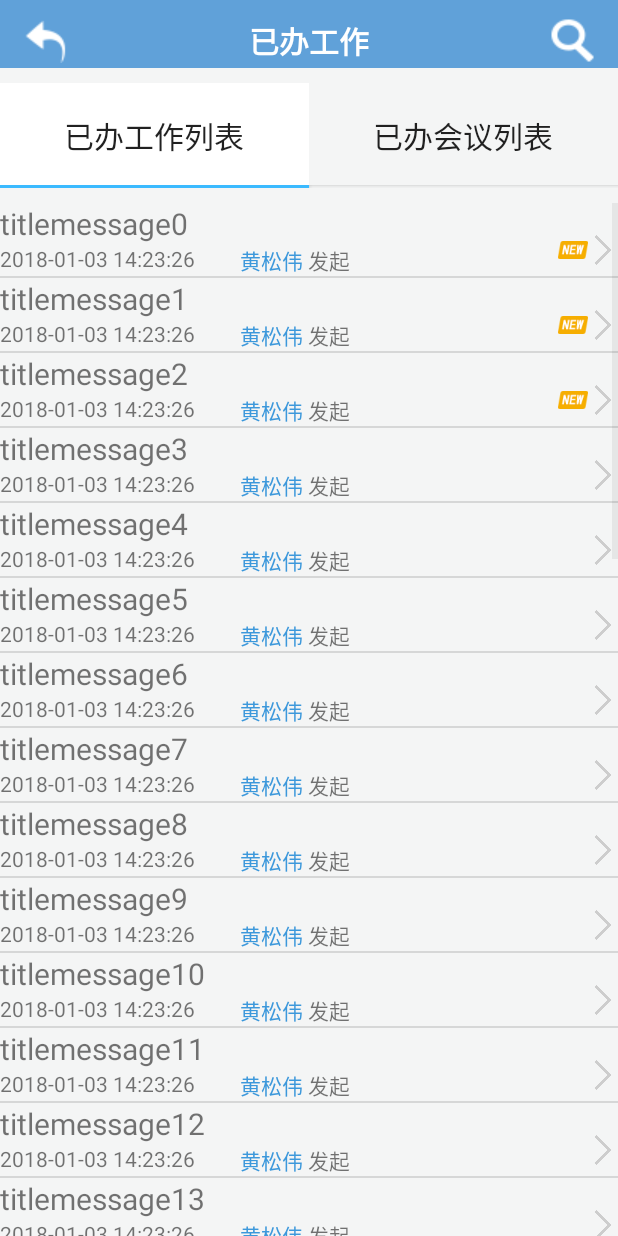
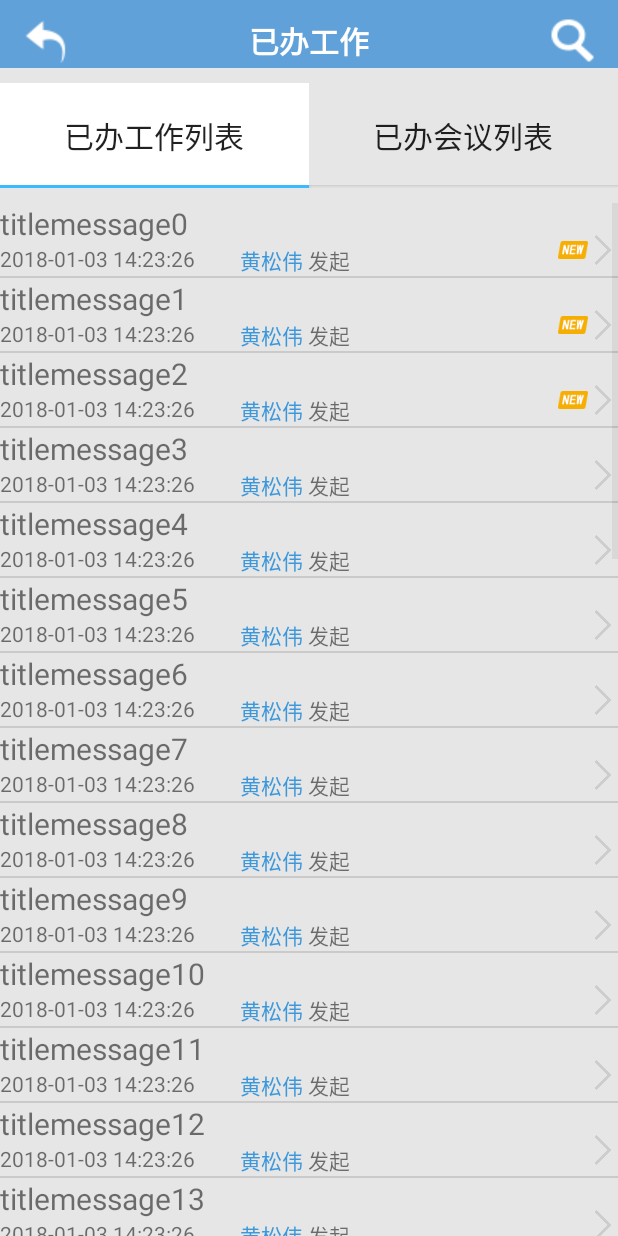
Before and after one commit to huangsongweiGitHub/SHAMCApp, an Android app: the MainAlreadyActivity screen opened directly, with no data from a screen before it, on a phone screen of 412 x 824 dp. Run offline under Robolectric (Android 15) with nearby library versions, the phone set to English and light mode, and no system bars.

Commit message:
调整跳转的控制和app的整个背景

```diff
--- a/app/build.gradle
+++ b/app/build.gradle
@@ -34,4 +34,5 @@ dependencies {
     compile 'com.squareup.okhttp3:okhttp:3.10.0'
     compile 'com.github.franmontiel:PersistentCookieJar:v1.0.1'
     compile files('libs/gson-2.3.1.jar')
+    compile 'com.google.android.gms:play-services-appindexing:8.4.0'
 }
--- a/app/src/main/AndroidManifest.xml
+++ b/app/src/main/AndroidManifest.xml
@@ -27,7 +27,11 @@
 
         <!-- 有关审批的各个类开始 -->
         <activity android:name=".MainApprovalProjectActivity" >
-        </activity>
+        </activity><!-- ATTENTION: This was auto-generated to add Google Play services to your project for
+     App Indexing.  See https://g.co/AppIndexing/AndroidStudio for more information. -->
+        <meta-data
+            android:name="com.google.android.gms.version"
+            android:value="@integer/google_play_services_version" />
         <!-- 有关审批的各个类结束 -->
 
     </application>
--- a/app/src/main/res/layout/frame_main_listview_item.xml
+++ b/app/src/main/res/layout/frame_main_listview_item.xml
@@ -57,4 +57,25 @@
 
     </RelativeLayout>
 
+    <TextView
+        android:text=""
+        android:layout_width="match_parent"
+        android:layout_height="wrap_content"
+        android:visibility="gone"
+        android:id="@+id/busiflowno" />
+
+    <TextView
+        android:text=""
+        android:layout_width="match_parent"
+        android:layout_height="wrap_content"
+        android:visibility="gone"
+        android:id="@+id/flowno" />
+
+    <TextView
+        android:text=""
+        android:layout_width="match_parent"
+        android:layout_height="wrap_content"
+        android:visibility="gone"
+        android:id="@+id/flowtype" />
+
 </LinearLayout>
--- a/app/src/main/res/values/colors.xml
+++ b/app/src/main/res/values/colors.xml
@@ -3,6 +3,6 @@
     <color name="colorPrimary">#3F51B5</color>
     <color name="colorPrimaryDark">#303F9F</color>
     <color name="colorAccent">#FF4081</color>
-    <color name="appBackground">#F4F5F5</color>
+    <color name="appBackground">#E6E6E6</color>
 
 </resources>
```
Also changed, not shown: app/src/main/java/com/nantian/shamc/approval/MainApprovalProjectActivity.java (+7 -0 lines), app/src/main/java/com/nantian/shamc/approval/MainFrameActivity.java (+74 -6 lines), app/src/main/java/com/nantian/shamc/approval/MainWaitingActivity.java (+4 -4 lines), app/src/main/java/com/nantian/shamc/approval/httpcallable/MainFrameCallable.java (+8 -0 lines), app/src/main/java/com/nantian/shamc/approval/utils/Constant.java (+17 -0 lines), app/src/main/res/layout/frame_main.xml (+9 -12 lines), app/src/main/res/layout/project_approval_main.xml (+40 -3 lines).
